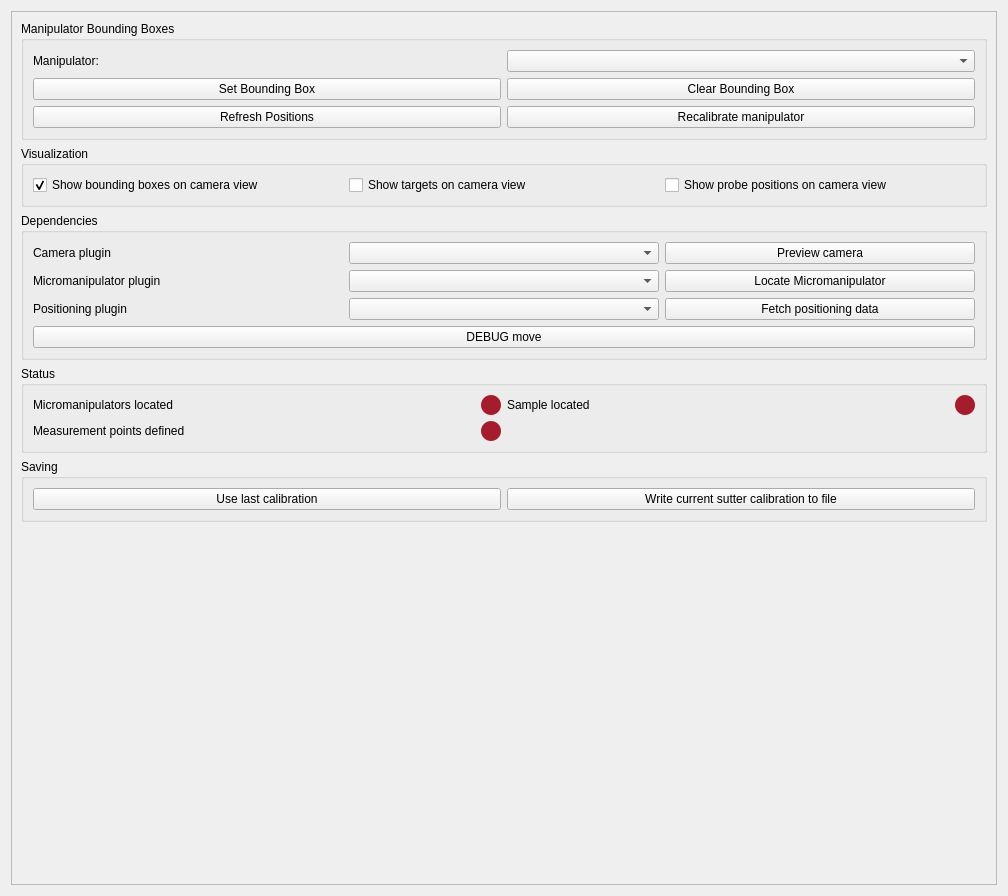
First picture: the form in plugins/affineMove/affinemove_Settings.ui, repository pyIVLS/pyIVLS, before the edit.
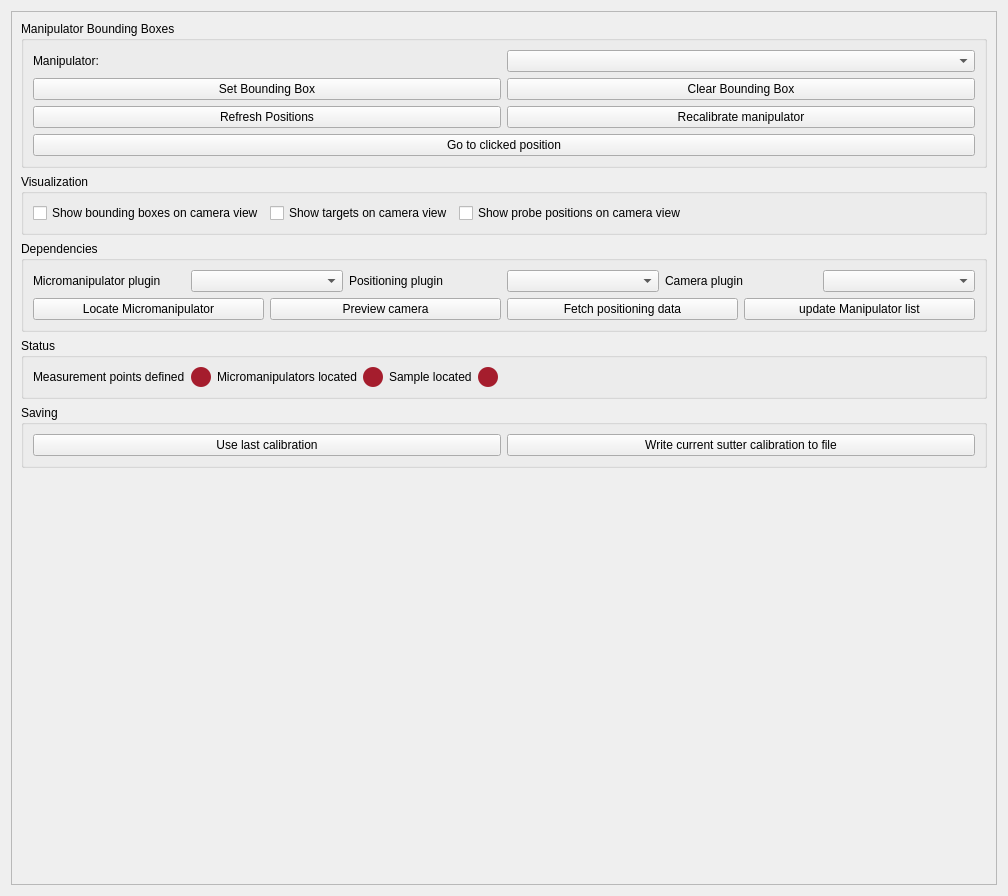
Second picture: the form after the edit.

Commit message: Refactor UI layout and improve functionality in affineMove plugin

Patch:
```diff
--- a/plugins/affineMove/affinemove_Settings.ui
+++ b/plugins/affineMove/affinemove_Settings.ui
@@ -53,9 +53,18 @@
          <property name="title">
           <string>Status</string>
          </property>
-         <layout class="QGridLayout" name="gridLayout_2">
-          <item row="0" column="1">
-           <widget class="QLabel" name="mmIndicator">
+         <layout class="QHBoxLayout" name="horizontalLayout_5">
+          <item>
+           <layout class="QHBoxLayout" name="horizontalLayout_3">
+            <item>
+             <widget class="QLabel" name="pointsStatus">
+              <property name="text">
+               <string>Measurement points defined</string>
+              </property>
+             </widget>
+            </item>
+            <item>
+             <widget class="QLabel" name="pointsIndicator">
             <property name="maximumSize">
              <size>
               <width>20</width>
@@ -73,15 +82,19 @@
             </property>
            </widget>
           </item>
-          <item row="0" column="0">
+           </layout>
+          </item>
+          <item>
+           <layout class="QHBoxLayout" name="horizontalLayout">
+            <item>
            <widget class="QLabel" name="mmStatus">
             <property name="text">
              <string>Micromanipulators located</string>
             </property>
            </widget>
           </item>
-          <item row="2" column="1">
-           <widget class="QLabel" name="pointsIndicator">
+            <item>
+             <widget class="QLabel" name="mmIndicator">
             <property name="maximumSize">
              <size>
               <width>20</width>
@@ -99,21 +112,18 @@
             </property>
            </widget>
           </item>
-          <item row="0" column="2">
+           </layout>
+          </item>
+          <item>
+           <layout class="QHBoxLayout" name="horizontalLayout_2">
+            <item>
            <widget class="QLabel" name="sampleStatus">
             <property name="text">
              <string>Sample located</string>
             </property>
            </widget>
           </item>
-          <item row="2" column="0">
-           <widget class="QLabel" name="pointsStatus">
-            <property name="text">
-             <string>Measurement points defined</string>
-            </property>
-           </widget>
-          </item>
-          <item row="0" column="3">
+            <item>
            <widget class="QLabel" name="sampleIndicator">
             <property name="maximumSize">
              <size>
@@ -133,6 +143,21 @@
            </widget>
           </item>
          </layout>
+          </item>
+          <item>
+           <spacer name="horizontalSpacer">
+            <property name="orientation">
+             <enum>Qt::Orientation::Horizontal</enum>
+            </property>
+            <property name="sizeHint" stdset="0">
+             <size>
+              <width>40</width>
+              <height>20</height>
+             </size>
+            </property>
+           </spacer>
+          </item>
+         </layout>
         </widget>
        </item>
        <item row="4" column="0" colspan="3">
@@ -140,76 +165,96 @@
          <property name="title">
           <string>Dependencies</string>
          </property>
-         <layout class="QGridLayout" name="gridLayout_4">
-          <item row="2" column="2">
-           <widget class="QPushButton" name="fetchMaskButton">
+         <layout class="QVBoxLayout" name="verticalLayout">
+          <item>
+           <layout class="QHBoxLayout" name="horizontalLayout_6">
+            <item>
+             <layout class="QHBoxLayout" name="mmlay">
+              <item>
+               <widget class="QLabel" name="label_2">
             <property name="text">
-             <string>Fetch positioning data</string>
+                 <string>Micromanipulator plugin</string>
             </property>
            </widget>
           </item>
-          <item row="0" column="2">
-           <widget class="QPushButton" name="previewButton">
-            <property name="text">
-             <string>Preview camera</string>
-            </property>
-           </widget>
-          </item>
-          <item row="0" column="0">
-           <widget class="QLabel" name="label">
-            <property name="text">
-             <string>Camera plugin</string>
-            </property>
-           </widget>
-          </item>
-          <item row="1" column="1">
+              <item>
            <widget class="QComboBox" name="micromanipulatorBox">
             <property name="placeholderText">
              <string>Micromanipulator</string>
             </property>
            </widget>
           </item>
-          <item row="1" column="2">
-           <widget class="QPushButton" name="findSutter">
+             </layout>
+            </item>
+            <item>
+             <layout class="QHBoxLayout" name="poslay">
+              <item>
+               <widget class="QLabel" name="label_3">
             <property name="text">
-             <string>Locate Micromanipulator</string>
+                 <string>Positioning plugin</string>
             </property>
            </widget>
           </item>
-          <item row="2" column="1">
+              <item>
            <widget class="QComboBox" name="positioningBox">
             <property name="placeholderText">
              <string>Positioning</string>
             </property>
            </widget>
           </item>
-          <item row="0" column="1">
+             </layout>
+            </item>
+            <item>
+             <layout class="QHBoxLayout" name="camlay">
+              <item>
+               <widget class="QLabel" name="label">
+                <property name="text">
+                 <string>Camera plugin</string>
+                </property>
+               </widget>
+              </item>
+              <item>
            <widget class="QComboBox" name="cameraBox">
             <property name="placeholderText">
              <string>Camera</string>
             </property>
            </widget>
           </item>
-          <item row="2" column="0">
-           <widget class="QLabel" name="label_3">
+             </layout>
+            </item>
+           </layout>
+          </item>
+          <item>
+           <layout class="QHBoxLayout" name="horizontalLayout_7">
+            <item>
+             <widget class="QPushButton" name="findSutter">
             <property name="text">
-             <string>Positioning plugin</string>
+               <string>Locate Micromanipulator</string>
             </property>
            </widget>
           </item>
-          <item row="1" column="0">
-           <widget class="QLabel" name="label_2">
+            <item>
+             <widget class="QPushButton" name="previewButton">
             <property name="text">
-             <string>Micromanipulator plugin</string>
+               <string>Preview camera</string>
             </property>
            </widget>
           </item>
-          <item row="3" column="0" colspan="3">
-           <widget class="QPushButton" name="debugButton">
+            <item>
+             <widget class="QPushButton" name="fetchMaskButton">
             <property name="text">
-             <string>DEBUG move</string>
-            </property>
-           </widget>
+               <string>Fetch positioning data</string>
+              </property>
+             </widget>
+            </item>
+            <item>
+             <widget class="QPushButton" name="updateManipulatorsButton">
+              <property name="text">
+               <string>update Manipulator list</string>
+              </property>
+             </widget>
+            </item>
+           </layout>
           </item>
          </layout>
         </widget>
@@ -302,6 +347,13 @@
             </item>
            </layout>
           </item>
+          <item>
+           <widget class="QPushButton" name="goToClickButton">
+            <property name="text">
+             <string>Go to clicked position</string>
+            </property>
+           </widget>
+          </item>
          </layout>
         </widget>
        </item>
@@ -310,31 +362,44 @@
          <property name="title">
           <string>Visualization</string>
          </property>
-         <layout class="QGridLayout" name="gridLayout_7">
-          <item row="0" column="0">
+         <layout class="QHBoxLayout" name="horizontalLayout_8">
+          <item>
            <widget class="QCheckBox" name="showBoundingBoxesCheckBox">
             <property name="text">
              <string>Show bounding boxes on camera view</string>
             </property>
             <property name="checked">
-             <bool>true</bool>
+             <bool>false</bool>
             </property>
            </widget>
           </item>
-          <item row="0" column="1">
+          <item>
            <widget class="QCheckBox" name="showTargetsCheckBox">
             <property name="text">
              <string>Show targets on camera view</string>
             </property>
            </widget>
           </item>
-          <item row="0" column="2">
+          <item>
            <widget class="QCheckBox" name="showPositionsCheckBox">
             <property name="text">
              <string>Show probe positions on camera view</string>
             </property>
            </widget>
           </item>
+          <item>
+           <spacer name="horizontalSpacer_2">
+            <property name="orientation">
+             <enum>Qt::Orientation::Horizontal</enum>
+            </property>
+            <property name="sizeHint" stdset="0">
+             <size>
+              <width>291</width>
+              <height>20</height>
+             </size>
+            </property>
+           </spacer>
+          </item>
          </layout>
         </widget>
        </item>
```
Left out of the diff: 3 changed lines with no effect on the pictures. Lines whose indentation alone changed are shown as unchanged. The commit also changes 3 other files.
